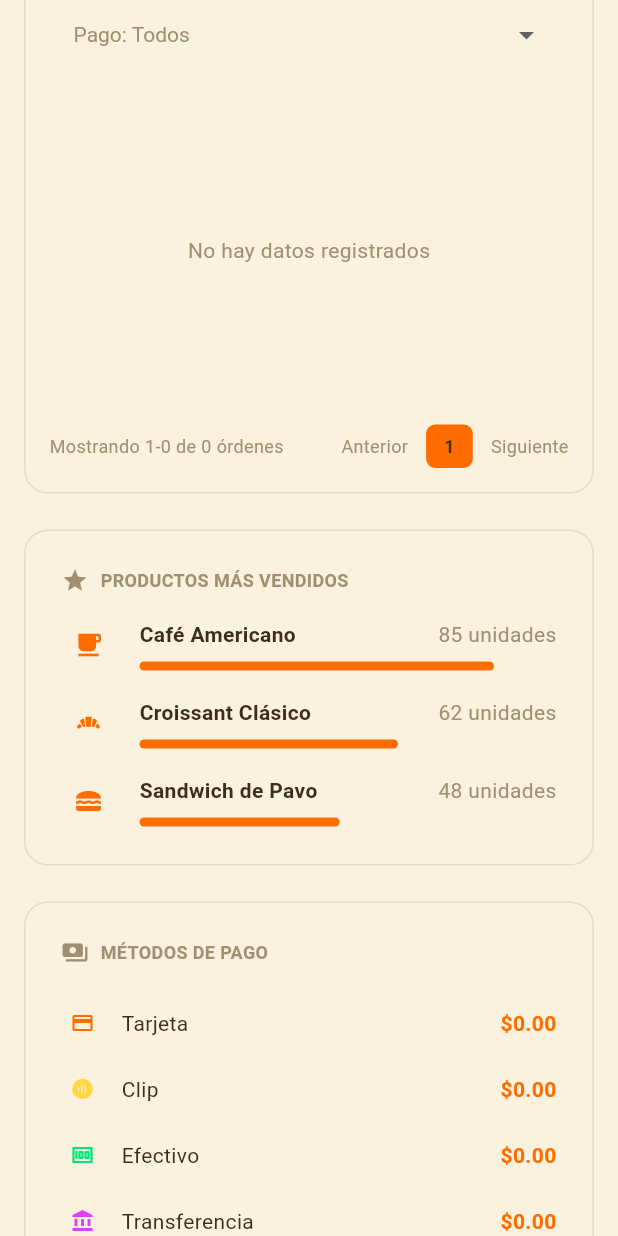
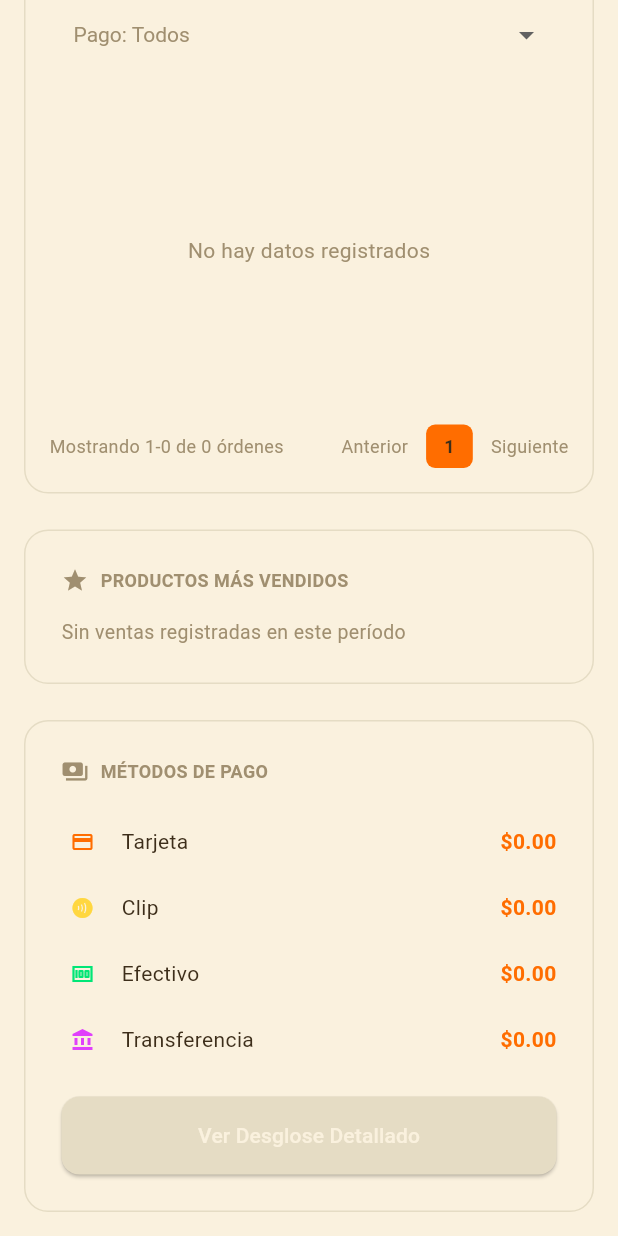
Before and after one commit to gorditasmh2020rigoberto/restaurant, a Flutter app: the ReportsView screen opened by its route, scrolled down 1081 dp, on a phone screen of 412 x 824 dp. Run offline on Flutter 3.47's test engine with Material 3 defaults, Android fonts, the phone set to English and light mode, and no system bars; our stand-ins replace audioplayers, geolocator, image_picker, pdf, printing, qr_flutter and 2 more; missing offline and left inert: dart:html, dart:js, dart:js_interop, dart:ui_web; accounts and stored records are empty; key blocks and very long unbroken strings in the code were emptied for the run.

Commit message:
fix(reportes): "Productos Más Vendidos" usa datos reales, no ejemplo
La sección mostraba "Café Americano", "Croissant Clásico" y
"Sandwich de Pavo" como datos de ejemplo hardcodeados — nunca se
conectó a ventas reales. Ahora agrega la cantidad vendida por
platillo entre las órdenes filtradas (mismo filtro de fecha/
sucursal/mesero/pago que la tabla) y muestra el top 3 real.

Co-Authored-By: Claude Sonnet 5 <noreply@anthropic.com>

```diff
--- a/lib/views/reports_view.dart
+++ b/lib/views/reports_view.dart
@@ -29,6 +29,7 @@ class _ReportsViewState extends State<ReportsView> {
   double _ventasTarjeta = 0.0;
   double _ventasClip = 0.0;
   double _ventasTransferencia = 0.0;
+  List<Map<String, dynamic>> _topProducts = [];
 
   // Vista activa: 'historial' o 'cortes'
   String _activeView = 'historial';
@@ -112,6 +113,38 @@ class _ReportsViewState extends State<ReportsView> {
       _ventasClip = clip;
       _ventasTransferencia = tra;
     });
+    _fetchTopProducts();
+  }
+
+  /// Agrega la cantidad vendida por platillo entre las órdenes actualmente
+  /// filtradas (mismos filtros de fecha/sucursal/mesero/pago que la tabla),
+  /// para la sección "Productos Más Vendidos".
+  Future<void> _fetchTopProducts() async {
+    if (_filteredOrders.isEmpty) {
+      if (mounted) setState(() => _topProducts = []);
+      return;
+    }
+    try {
+      final orderIds = _filteredOrders.map((o) => o['id']).toList();
+      final items = await _supabase
+          .from('order_items')
+          .select('quantity, dishes(name)')
+          .inFilter('order_id', orderIds);
+      final Map<String, int> counts = {};
+      for (final it in (items as List)) {
+        final name = it['dishes']?['name'] as String?;
+        if (name == null) continue;
+        final qty = (it['quantity'] as num?)?.toInt() ?? 0;
+        counts[name] = (counts[name] ?? 0) + qty;
+      }
+      final sorted = counts.entries.toList()
+        ..sort((a, b) => b.value.compareTo(a.value));
+      if (mounted) {
+        setState(() {
+          _topProducts = sorted.take(5).map((e) => {'name': e.key, 'qty': e.value}).toList();
+        });
+      }
+    } catch (_) {}
   }
 
   Future<void> _fetchWaiters() async {
@@ -755,11 +788,7 @@ class _ReportsViewState extends State<ReportsView> {
                             Text('PRODUCTOS MÁS VENDIDOS', style: TextStyle(color: Color(0xFFA08F70), fontWeight: FontWeight.bold, fontSize: 12)),
                           ]),
                           const SizedBox(height: 16),
-                          _buildProductRow('Café Americano', 85, 100, Icons.local_cafe),
-                          const SizedBox(height: 16),
-                          _buildProductRow('Croissant Clásico', 62, 100, Icons.bakery_dining),
-                          const SizedBox(height: 16),
-                          _buildProductRow('Sandwich de Pavo', 48, 100, Icons.lunch_dining),
+                          ..._buildTopProductsRows(),
                         ],
                       ),
                     ),
@@ -825,11 +854,7 @@ class _ReportsViewState extends State<ReportsView> {
                                   Text('PRODUCTOS MÁS VENDIDOS', style: TextStyle(color: Color(0xFFA08F70), fontWeight: FontWeight.bold, fontSize: 12)),
                                 ]),
                                 const SizedBox(height: 16),
-                                _buildProductRow('Café Americano', 85, 100, Icons.local_cafe),
-                                const SizedBox(height: 16),
-                                _buildProductRow('Croissant Clásico', 62, 100, Icons.bakery_dining),
-                                const SizedBox(height: 16),
-                                _buildProductRow('Sandwich de Pavo', 48, 100, Icons.lunch_dining),
+                                ..._buildTopProductsRows(),
                               ],
                             ),
                           ),
@@ -1257,6 +1282,22 @@ class _ReportsViewState extends State<ReportsView> {
     );
   }
 
+  List<Widget> _buildTopProductsRows() {
+    if (_topProducts.isEmpty) {
+      return const [
+        Text('Sin ventas registradas en este período', style: TextStyle(color: Color(0xFFA08F70), fontSize: 13)),
+      ];
+    }
+    final top3 = _topProducts.take(3).toList();
+    final maxQty = top3.first['qty'] as int;
+    final rows = <Widget>[];
+    for (var i = 0; i < top3.length; i++) {
+      if (i > 0) rows.add(const SizedBox(height: 16));
+      rows.add(_buildProductRow(top3[i]['name'] as String, top3[i]['qty'] as int, maxQty, Icons.local_dining));
+    }
+    return rows;
+  }
+
   Widget _buildProductRow(String name, int qty, int maxQty, IconData icon) {
     return Row(
       children: [
```
